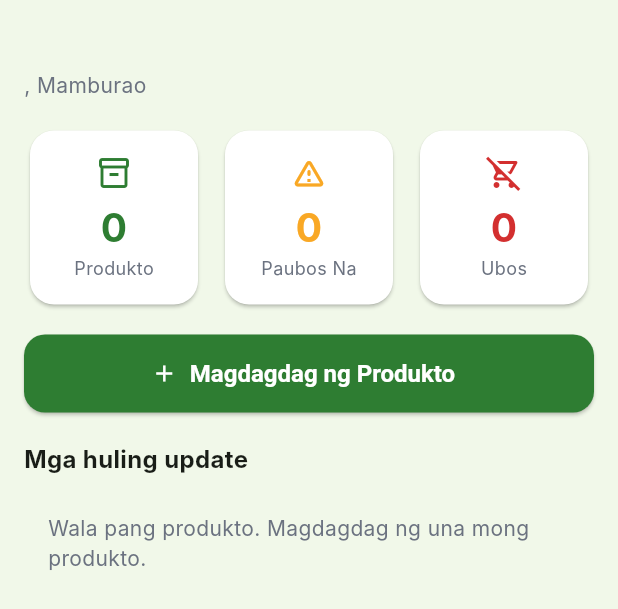
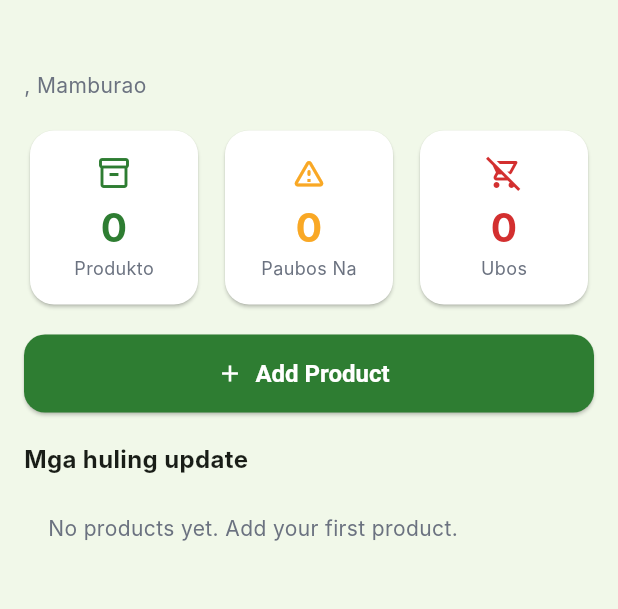
Before and after one commit to cerarobert2917-ship-it/agri_app, a Flutter app: the OwnerDashboard widget shown alone on an empty page, opened directly with empty values, on a phone screen of 412 x 824 dp. Shown: the top 609 px of the screen. Run offline on Flutter 3.47's test engine with Material 3 defaults, Android fonts, the phone set to English and light mode, and no system bars; our stand-ins replace dio, flutter_map, flutter_secure_storage, geolocator, google_sign_in, image_picker and 1 more; accounts and stored records are empty; network calls fail.

Commit message:
change customer_map_tab.dart and owner_dashboard.dart

```diff
--- a/lib/screens/customer_map_tab.dart
+++ b/lib/screens/customer_map_tab.dart
@@ -368,7 +368,7 @@ class _StoreDetails extends StatelessWidget {
     if (i == null) {
       return const Padding(
           padding: EdgeInsets.all(20),
-          child: Text('Walang available na data para sa tindahang ito.'));
+          child: Text('No data is available for this store yet.'));
     }
     final now = StoreInfo.phNow();
     final st = i.status(now);
--- a/lib/screens/owner_dashboard.dart
+++ b/lib/screens/owner_dashboard.dart
@@ -34,14 +34,14 @@ class OwnerDashboard extends StatelessWidget {
           _stat('Ubos', out, Icons.remove_shopping_cart_outlined, AppColors.error),
         ]),
         const SizedBox(height: 16),
-        ElevatedButton.icon(onPressed: onAdd, icon: const Icon(Icons.add), label: const Text('Magdagdag ng Produkto')),
+        ElevatedButton.icon(onPressed: onAdd, icon: const Icon(Icons.add), label: const Text('Add Product')),
         const SizedBox(height: 20),
         const Text('Mga huling update', style: TextStyle(fontSize: 16, fontWeight: FontWeight.bold)),
         const SizedBox(height: 8),
         if (recent.isEmpty)
           const Padding(
             padding: EdgeInsets.all(16),
-            child: Text('Wala pang produkto. Magdagdag ng una mong produkto.', style: TextStyle(color: AppColors.muted)),
+            child: Text('No products yet. Add your first product.', style: TextStyle(color: AppColors.muted)),
           ),
         for (final p in recent.take(5))
           Card(
```
